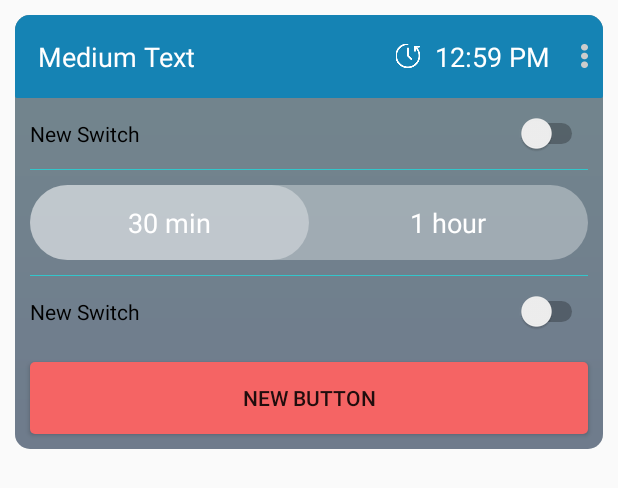
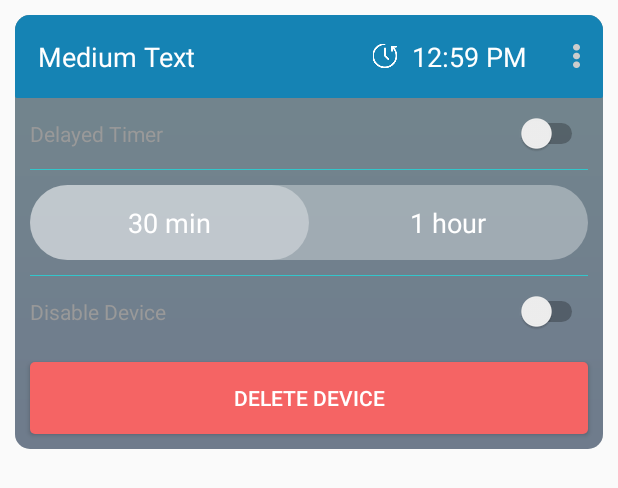
Before and after one commit to UDTechLLC/thin-ice-android, an Android app: the layout item_wear_control.xml on its own in the app's theme, with its tools: preview values and no code run, on a phone screen of 412 x 824 dp. Shown: the top 488 px of the screen. Run offline under Robolectric (Android 15) with nearby library versions, the phone set to English and light mode, and no system bars.

Commit message:
home work

```diff
--- /dev/null
+++ b/ThinIce/app/src/main/res/layout/fragment_measurments.xml
@@ -0,0 +1,6 @@
+<?xml version="1.0" encoding="utf-8"?>
+<LinearLayout xmlns:android="http://schemas.android.com/apk/res/android"
+    android:orientation="vertical" android:layout_width="match_parent"
+    android:layout_height="match_parent">
+
+</LinearLayout>
--- a/ThinIce/app/src/main/res/layout/item_wear_control.xml
+++ b/ThinIce/app/src/main/res/layout/item_wear_control.xml
@@ -38,25 +38,21 @@
                     android:id="@+id/save"
                     android:layout_width="wrap_content"
                     android:layout_height="wrap_content"
-                    android:layout_alignParentEnd="true"
-                    android:layout_alignParentRight="false"
-                    android:layout_alignParentTop="false"
                     android:padding="15dp"
                     android:drawableLeft="@mipmap/ic_timer"
                     android:drawablePadding="10dp"
                     android:text="12:59 PM"
                     android:textAppearance="?android:attr/textAppearanceMedium"
                     android:textColor="#fff"
-                    android:layout_centerVertical="true"
                     android:layout_toLeftOf="@+id/imageView13"
-                    android:layout_marginRight="20dp" />
+                    android:layout_centerVertical="true" />
 
                 <ImageView
                     android:layout_width="wrap_content"
                     android:layout_height="wrap_content"
                     android:id="@+id/imageView13"
                     android:src="@drawable/ic_more"
-                    android:padding="10dp"
+                    android:padding="15dp"
                     android:foregroundGravity="center_vertical"
                     android:layout_alignParentRight="true"
                     android:layout_centerVertical="true" />
@@ -69,8 +65,10 @@
                 <Switch
                     android:layout_width="match_parent"
                     android:layout_height="wrap_content"
-                    android:text="New Switch"
-                    android:layout_margin="10dp" />
+                    android:text="Delayed Timer"
+                    android:layout_margin="10dp"
+                    android:checked="false"
+                    android:textColor="@color/textViewColor" />
                 <View
                     android:layout_width="match_parent"
                     android:layout_height="1px"
@@ -122,16 +120,19 @@
                 <Switch
                     android:layout_width="match_parent"
                     android:layout_height="wrap_content"
-                    android:text="New Switch"
-                    android:layout_margin="10dp" />
+                    android:text="Disable Device"
+                    android:layout_margin="10dp"
+                    android:textColor="@color/textViewColor"
+                    android:checked="false" />
 
                 <Button
                     android:layout_width="match_parent"
                     android:layout_height="wrap_content"
-                    android:text="New Button"
+                    android:text="Delete device"
                     android:id="@+id/button"
                     android:background="@drawable/bg_button"
-                    android:layout_margin="10dp" />
+                    android:layout_margin="10dp"
+                    android:textColor="#fff" />
             </LinearLayout>
 
         </LinearLayout>
```
Also changed, not shown: ThinIce/app/src/main/res/layout/fragment_settings.xml (added, +48 -0 lines), 1 other file.
